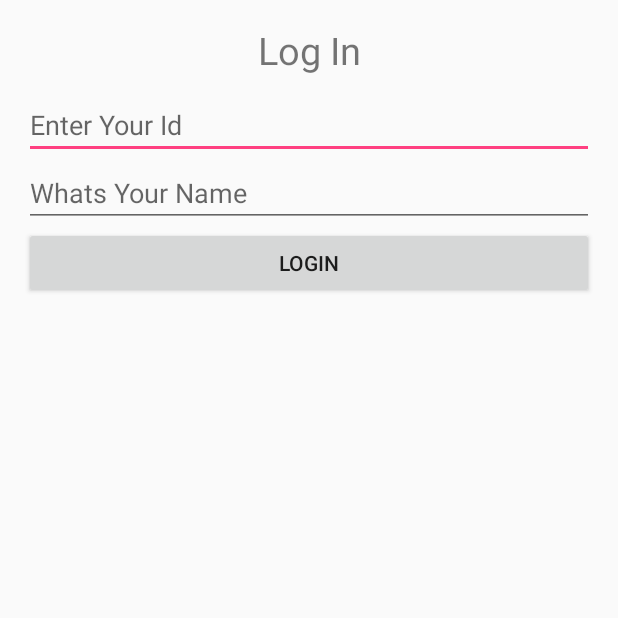
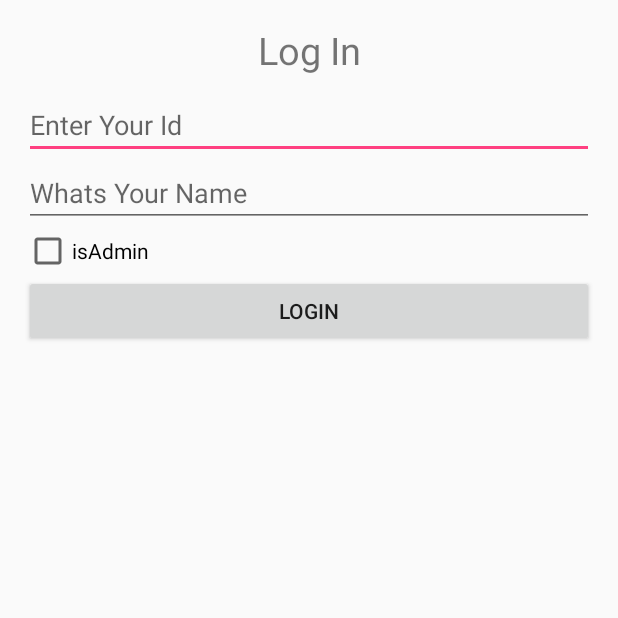
Before and after one commit to rahul-sinha1908/sales-app, an Android app: the screen it shows after launch (LoginScreen), on a phone screen of 412 x 824 dp, the top half of it. Run offline under Robolectric (Android 15) with nearby library versions, the phone set to English and light mode, and no system bars.

Commit message:
Added the is admin function

```diff
--- a/app/src/main/java/com/applehack/rsinha/salesapp/LoginScreen.java
+++ b/app/src/main/java/com/applehack/rsinha/salesapp/LoginScreen.java
@@ -5,6 +5,7 @@ import android.support.v7.app.AppCompatActivity;
 import android.os.Bundle;
 import android.view.View;
 import android.widget.Button;
+import android.widget.CheckBox;
 import android.widget.TextView;
 
 import org.w3c.dom.Text;
@@ -13,6 +14,7 @@ public class LoginScreen extends AppCompatActivity {
 
     private Button btn;
     private TextView id,name;
+    private CheckBox cb;
     @Override
     protected void onCreate(Bundle savedInstanceState) {
         super.onCreate(savedInstanceState);
@@ -24,6 +26,7 @@ public class LoginScreen extends AppCompatActivity {
         btn=(Button)findViewById(R.id.btn_login);
         id=(TextView)findViewById(R.id.txt_login_id);
         name=(TextView)findViewById(R.id.txt_login_name);
+        cb=(CheckBox)findViewById(R.id.checkBox2);
 
         btn.setOnClickListener(new View.OnClickListener() {
             @Override
@@ -31,6 +34,7 @@ public class LoginScreen extends AppCompatActivity {
                 Intent i=new Intent(LoginScreen.this ,MainActivity.class);
                 i.putExtra("id",id.getText().toString());
                 i.putExtra("name",name.getText().toString());
+                i.putExtra("admin",cb.isChecked());
                 startActivity(i);
             }
         });
--- a/app/src/main/res/layout/activity_login_screen.xml
+++ b/app/src/main/res/layout/activity_login_screen.xml
@@ -36,6 +36,12 @@
         android:id="@+id/txt_login_name"
         android:hint="Whats Your Name" />
 
+    <CheckBox
+        android:text="isAdmin"
+        android:layout_width="match_parent"
+        android:layout_height="wrap_content"
+        android:id="@+id/checkBox2" />
+
     <Button
         android:text="Login"
         android:layout_width="match_parent"
--- a/app/src/main/res/layout/inflate_report.xml
+++ b/app/src/main/res/layout/inflate_report.xml
@@ -8,11 +8,13 @@
         android:orientation="vertical"
         android:padding="5dp"
         android:layout_marginBottom="10dp"
+        android:id="@+id/details_backgroud"
         android:background="@android:color/holo_blue_light">
         <TextView
             android:text="TextView"
             android:layout_width="match_parent"
             android:layout_height="wrap_content"
+            android:textSize="20dp"
             android:id="@+id/details_table_name" />
 
         <LinearLayout
@@ -20,7 +22,8 @@
             android:layout_height="wrap_content"
             android:orientation="vertical"
             android:visibility="gone"
-            android:id="@+id/report_details_holder">
+            android:id="@+id/report_details_holder"
+            android:background="@android:color/white">
 
         </LinearLayout>
     </LinearLayout>
--- a/app/src/main/res/layout/inflate_report_field.xml
+++ b/app/src/main/res/layout/inflate_report_field.xml
@@ -13,7 +13,7 @@
 
     <TextView
         android:text="TextView"
-        android:layout_width="20dp"
+        android:layout_width="wrap_content"
         android:layout_height="wrap_content"
         android:id="@+id/txt_field_product_quantity"
         android:layout_weight="1" />
```
Also changed, not shown: app/src/main/java/com/applehack/rsinha/salesapp/MainActivity.java (+7 -1 lines), app/src/main/java/com/applehack/rsinha/salesapp/ShowReport.java (+23 -4 lines).
